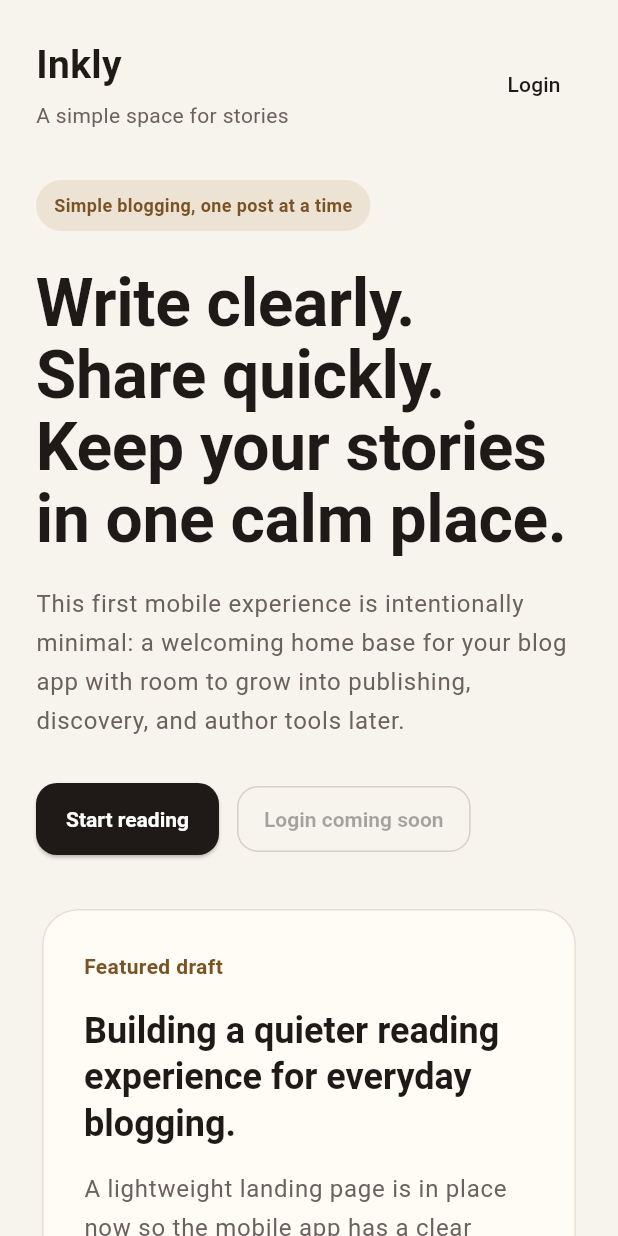
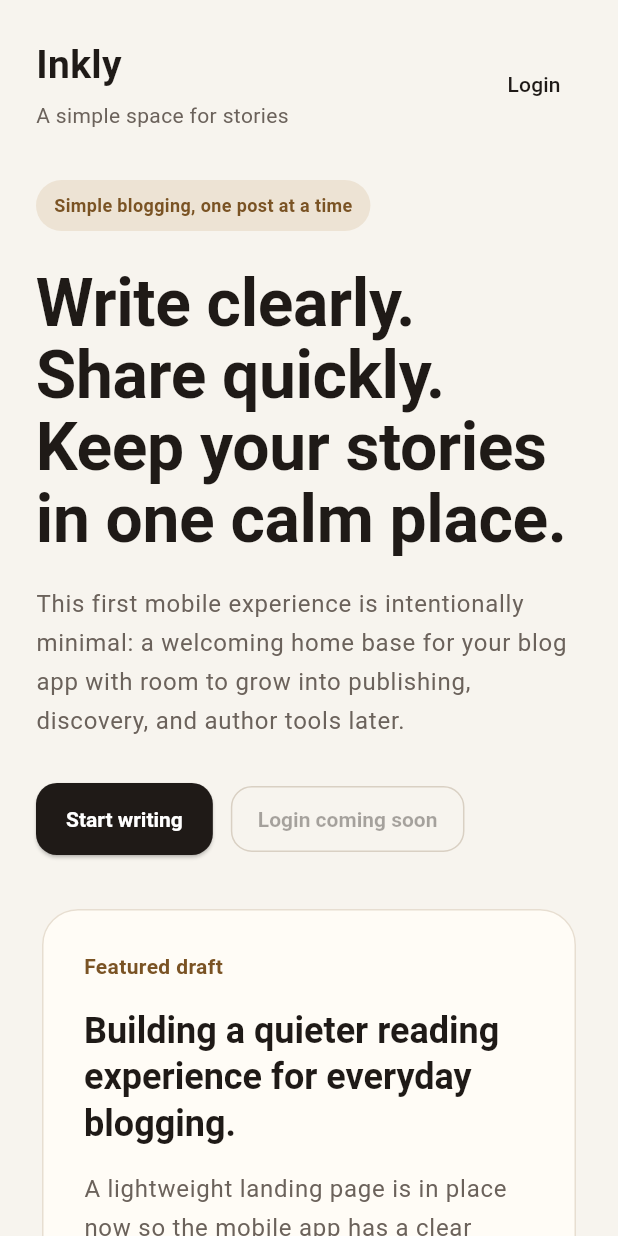
Before and after one commit to m1k3y404/Cop4331-Large-Project-Team13, a Flutter app: the screen it shows after launch, on a phone screen of 412 x 824 dp. Run offline on Flutter 3.47's test engine with Material 3 defaults, Android fonts, the phone set to English and light mode, and no system bars.

Commit message:
added writing route

```diff
--- a/mobile/lib/app/router/app_router.dart
+++ b/mobile/lib/app/router/app_router.dart
@@ -1,15 +1,22 @@
 import 'package:flutter/material.dart';
 
 import '../../features/landing/presentation/landing_screen.dart';
+import '../../features/writing/presentation/writing_screen.dart';
 
 class AppRouter {
   static const String landingRoute = '/';
+  static const String writingRoute = '/writing';
 
   static Route<dynamic> onGenerateRoute(RouteSettings settings) {
     switch (settings.name) {
       case landingRoute:
         return MaterialPageRoute<void>(
           builder: (_) => const LandingScreen(),
+          settings: settings,
+        );
+      case writingRoute:
+        return MaterialPageRoute<void>(
+          builder: (_) => const WritingScreen(),
           settings: settings,
         );
       default:
--- a/mobile/lib/features/landing/presentation/landing_screen.dart
+++ b/mobile/lib/features/landing/presentation/landing_screen.dart
@@ -1,5 +1,6 @@
 import 'package:flutter/material.dart';
 
+import '../../../app/router/app_router.dart';
 import '../../../shared/widgets/top_bar.dart';
 
 class LandingScreen extends StatefulWidget {
@@ -18,6 +19,14 @@ class _LandingScreenState extends State<LandingScreen> {
     setState(() {
       _isLoggedIn = true;
     });
+  }
+
+  void _handleStartWriting() {
+    if (!_isLoggedIn) {
+      _handleLogin();
+    }
+
+    Navigator.of(context).pushNamed(AppRouter.writingRoute);
   }
 
   @override
@@ -61,7 +70,10 @@ class _LandingScreenState extends State<LandingScreen> {
                                           32) /
                                       2
                                 : double.infinity,
-                            child: _HeroSection(theme: theme),
+                            child: _HeroSection(
+                              theme: theme,
+                              onStartWritingPressed: _handleStartWriting,
+                            ),
                           ),
                           SizedBox(
                             width: isWide
@@ -87,9 +99,13 @@ class _LandingScreenState extends State<LandingScreen> {
 }
 
 class _HeroSection extends StatelessWidget {
-  const _HeroSection({required this.theme});
+  const _HeroSection({
+    required this.theme,
+    required this.onStartWritingPressed,
+  });
 
   final ThemeData theme;
+  final VoidCallback onStartWritingPressed;
 
   @override
   Widget build(BuildContext context) {
@@ -127,8 +143,8 @@ class _HeroSection extends StatelessWidget {
           runSpacing: 12,
           children: [
             ElevatedButton(
-              onPressed: () {},
-              child: const Text('Start reading'),
+              onPressed: onStartWritingPressed,
+              child: const Text('Start writing'),
             ),
             OutlinedButton(
               onPressed: null,
```
Also changed, not shown: mobile/lib/features/writing/presentation/writing_screen.dart (added, +98 -0 lines), 1 other file.
